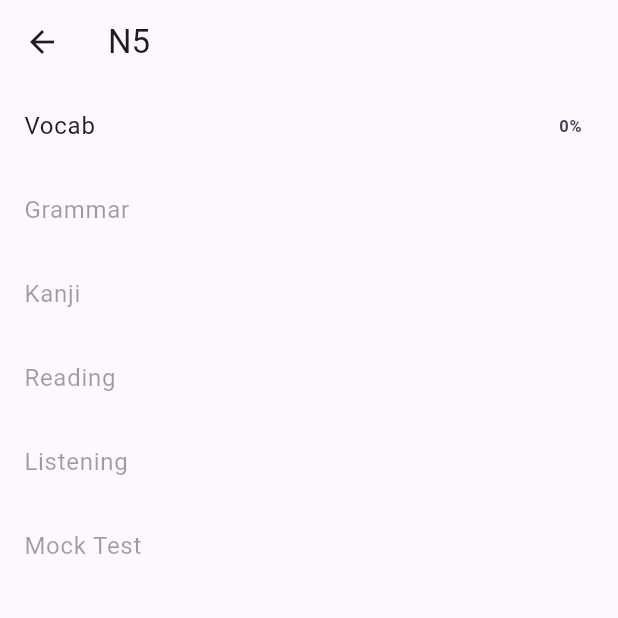
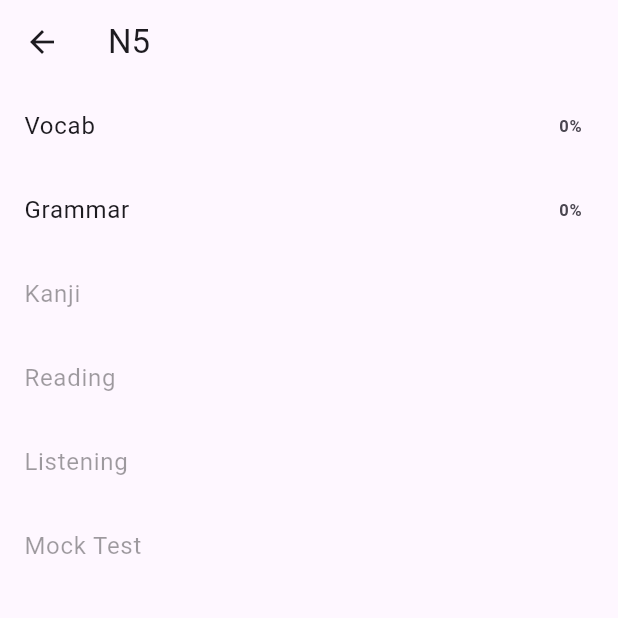
Before and after one commit to frillalala/jp-app, a Flutter app: the screen it shows after launch, after a tap on "N5", on a phone screen of 412 x 824 dp, the top half of it. Run offline on Flutter 3.47's test engine with Material 3 defaults, Android fonts, the phone set to English and light mode, and no system bars; our stand-ins replace csv, shared_preferences.

Commit message:
Fix bug in grammar feature

```diff
--- a/lib/screens/n5_menu_screen.dart
+++ b/lib/screens/n5_menu_screen.dart
@@ -1,7 +1,9 @@
 // lib/screens/n5_menu_screen.dart
 import 'package:flutter/material.dart';
 import 'n5_vocab_category_menu_screen.dart';
+import 'n5_grammar_category_menu_screen.dart';
 import '../services/vocab_loader.dart';
+import '../services/grammar_loader.dart';
 import '../services/progress_service.dart';
 
 class N5MenuScreen extends StatefulWidget {
@@ -13,12 +15,15 @@ class N5MenuScreen extends StatefulWidget {
 
 class _N5MenuScreenState extends State<N5MenuScreen> {
   final _progressService = ProgressService();
+  final _grammarProgressService = GrammarProgressService();
   int? _vocabPercent;
+  int? _grammarPercent;
 
   @override
   void initState() {
     super.initState();
     _loadVocabPercent();
+    _loadGrammarPercent();
   }
 
   Future<void> _loadVocabPercent() async {
@@ -30,11 +35,22 @@ class _N5MenuScreenState extends State<N5MenuScreen> {
     });
   }
 
+  Future<void> _loadGrammarPercent() async {
+    final items = await loadGrammar();
+    final exerciseGids = items.where((i) => i.isExercise).map((i) => i.gid).toList();
+    final masteredCount = await _grammarProgressService.countMastered(exerciseGids);
+    setState(() {
+      _grammarPercent = exerciseGids.isEmpty
+          ? 0
+          : ((masteredCount / exerciseGids.length) * 100).round();
+    });
+  }
+
   @override
   Widget build(BuildContext context) {
     final items = [
       {'label': 'Vocab', 'enabled': true},
-      {'label': 'Grammar', 'enabled': false},
+      {'label': 'Grammar', 'enabled': true},
       {'label': 'Kanji', 'enabled': false},
       {'label': 'Reading', 'enabled': false},
       {'label': 'Listening', 'enabled': false},
@@ -48,15 +64,25 @@ class _N5MenuScreenState extends State<N5MenuScreen> {
           final label = item['label'] as String;
           final isEnabled = item['enabled'] as bool;
           final isVocab = label == 'Vocab';
+          final isGrammar = label == 'Grammar';
+
+          Widget? trailing;
+          if (isVocab && _vocabPercent != null) {
+            trailing = Text('$_vocabPercent%', style: const TextStyle(fontWeight: FontWeight.bold));
+          } else if (isGrammar && _grammarPercent != null) {
+            trailing = Text('$_grammarPercent%', style: const TextStyle(fontWeight: FontWeight.bold));
+          } else if (isEnabled) {
+            trailing = const Icon(Icons.arrow_forward_ios);
+          }
 
           return ListTile(
             title: Text(label),
             enabled: isEnabled,
-            trailing: isVocab && _vocabPercent != null
-                ? Text('$_vocabPercent%', style: const TextStyle(fontWeight: FontWeight.bold))
-                : (isEnabled ? const Icon(Icons.arrow_forward_ios) : null),
-            onTap: isEnabled
-                ? () async {
+            trailing: trailing,
+            onTap: !isEnabled
+                ? null
+                : () async {
+                    if (isVocab) {
                       final cards = await loadVocab();
                       if (context.mounted) {
                         await Navigator.push(
@@ -65,10 +91,21 @@ class _N5MenuScreenState extends State<N5MenuScreen> {
                             builder: (_) => CategoryMenuScreen(allCards: cards),
                           ),
                         );
-                      _loadVocabPercent(); // refresh after returning
+                        _loadVocabPercent();
+                      }
+                    } else if (isGrammar) {
+                      final items = await loadGrammar();
+                      if (context.mounted) {
+                        await Navigator.push(
+                          context,
+                          MaterialPageRoute(
+                            builder: (_) => GrammarCategoryMenuScreen(allItems: items),
+                          ),
+                        );
+                        _loadGrammarPercent();
                       }
                     }
-                : null,
+                  },
           );
         }).toList(),
       ),
--- a/lib/services/grammar_loader.dart
+++ b/lib/services/grammar_loader.dart
@@ -4,7 +4,7 @@ import 'package:csv/csv.dart';
 import '../models/grammar_item.dart';
 
 Future<List<GrammarItem>> loadGrammar() async {
-  final raw = await rootBundle.loadString('assets/data/grammar_n5.csv');
+  final raw = await rootBundle.loadString('assets/data/n5_grammar.csv');
   final normalized = raw.replaceAll('\r\n', '\n').replaceAll('\r', '\n');
   final rows = const CsvToListConverter(eol: '\n').convert(normalized);
   return rows.skip(1).map((r) => GrammarItem.fromRow(r)).toList();
```
Lines whose indentation alone changed are shown as unchanged.
